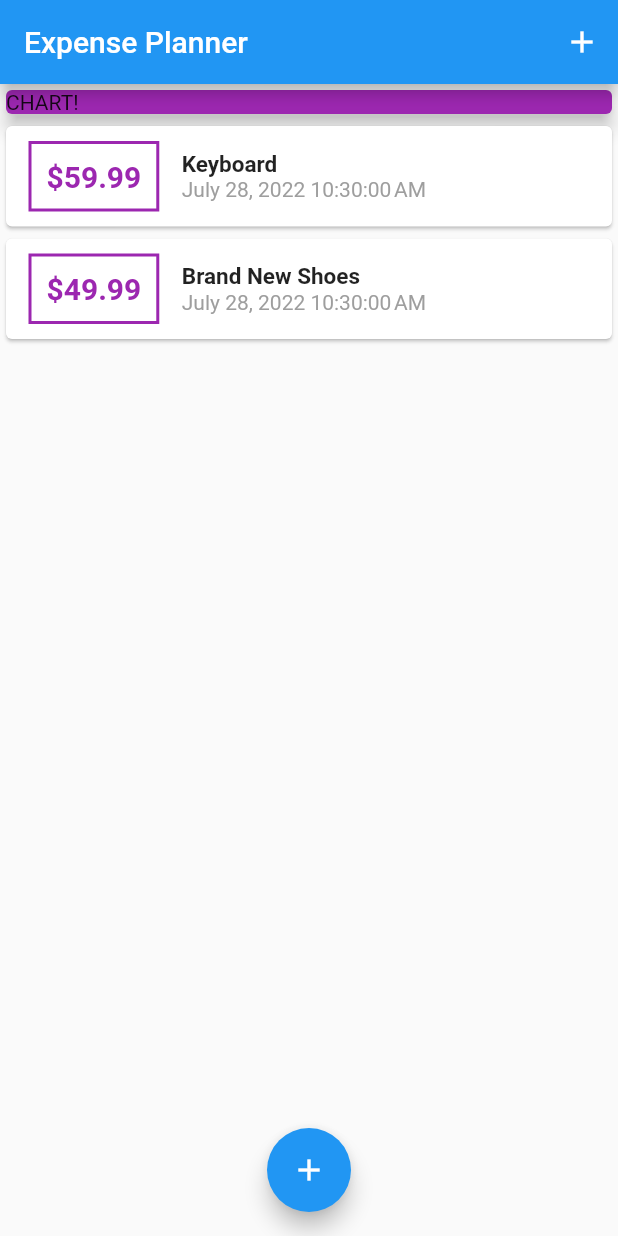
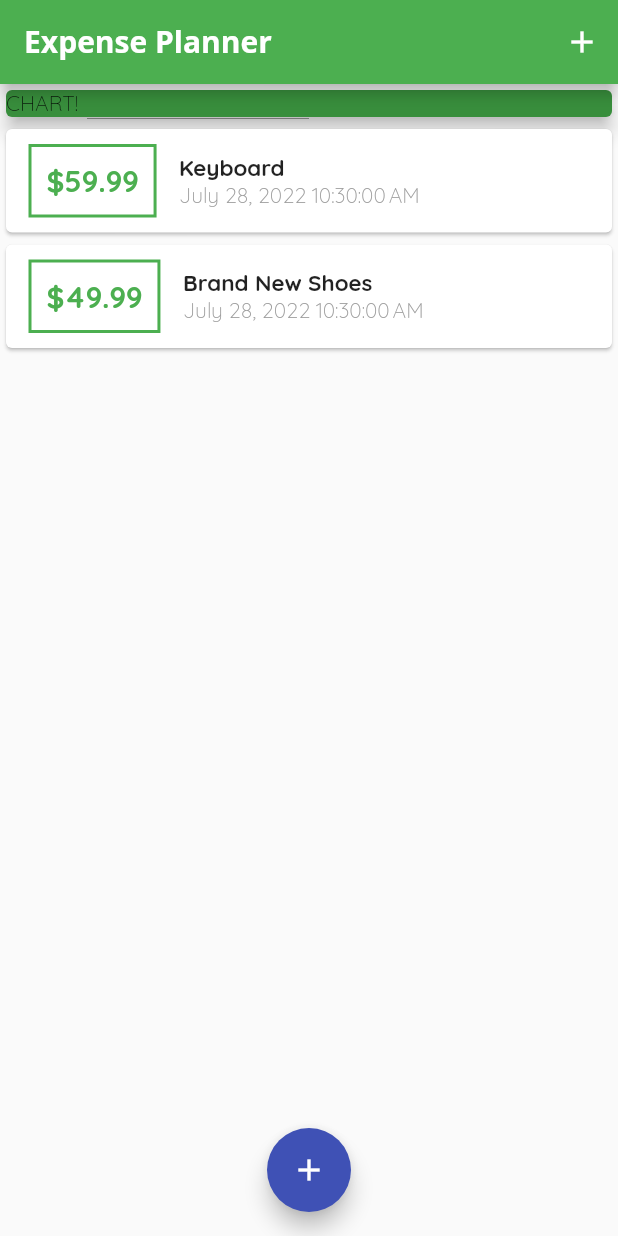
Before and after one commit to AnthoniDeLamoni/project-dart, a Flutter app: the screen it shows after launch, on a phone screen of 412 x 824 dp. Run offline on Flutter 3.47's test engine with Material 2 defaults, Android fonts, the phone set to English and light mode, and no system bars; missing offline and left inert: dart:js.

Commit message:
Styling Added

```diff
--- a/lib/main.dart
+++ b/lib/main.dart
@@ -2,6 +2,7 @@ import 'package:flutter/material.dart';
 import 'package:flutter_complete_guide/models/transaction.dart';
 import 'package:flutter_complete_guide/widgets/new_transaction.dart';
 import './widgets/transaction_list.dart';
+import 'dart:js';
 
 void main() => runApp(MyApp());
 
@@ -10,6 +11,19 @@ class MyApp extends StatelessWidget {
   Widget build(BuildContext context) {
     return MaterialApp(
       title: 'Expense Planner',
+      theme: ThemeData(
+          primarySwatch: Colors.green,
+          accentColor: Colors.indigo,
+          fontFamily: 'Quicksand',
+          appBarTheme: AppBarTheme(
+            textTheme: ThemeData.light().textTheme.copyWith(
+                  headline6: TextStyle(
+                    fontFamily: 'OpenSans',
+                    fontSize: 20,
+                    fontWeight: FontWeight.bold,
+                  ),
+                ),
+          )),
       home: MyHomePage(),
     );
   }
@@ -62,7 +76,9 @@ class _MyHomePageState extends State<MyHomePage> {
   Widget build(BuildContext context) {
     return Scaffold(
       appBar: AppBar(
-        title: Text('Expense Planner'),
+        title: Text(
+          'Expense Planner',
+        ),
         actions: <Widget>[
           IconButton(
             icon: Icon(Icons.add),
@@ -75,7 +91,7 @@ class _MyHomePageState extends State<MyHomePage> {
         crossAxisAlignment: CrossAxisAlignment.stretch,
         children: <Widget>[
           Card(
-            color: Colors.purple,
+            color: Theme.of(context).primaryColorDark,
             child: Container(
               width: double.infinity,
               child: Text('CHART!'),
--- a/lib/widgets/new_transaction.dart
+++ b/lib/widgets/new_transaction.dart
@@ -24,8 +24,6 @@ class NewTransaction extends StatelessWidget {
         enteredAmount,
       ),
     );
-
-    Navigator.of(context).pop();
   }
 
   @override
--- a/lib/widgets/transaction_list.dart
+++ b/lib/widgets/transaction_list.dart
@@ -23,7 +23,7 @@ class TransactionList extends StatelessWidget {
                   ),
                   decoration: BoxDecoration(
                       border: Border.all(
-                    color: Colors.purple,
+                    color: Theme.of(context).primaryColor,
                     width: 2,
                   )),
                   padding: EdgeInsets.all(10),
@@ -32,7 +32,7 @@ class TransactionList extends StatelessWidget {
                     style: TextStyle(
                       fontWeight: FontWeight.bold,
                       fontSize: 20,
-                      color: Colors.purple,
+                      color: Theme.of(context).primaryColor,
                     ),
                   ),
                 ),
```
Also changed, not shown: pubspec.yaml (+12 -6 lines), assets/OpenSans-Bold.ttf (added), assets/OpenSans-Regular.ttf (added), assets/Quicksand-Bold.ttf (added), assets/Quicksand-Light.ttf (added), assets/Quicksand-Medium.ttf (added), assets/Quicksand-Regular.ttf (added).
